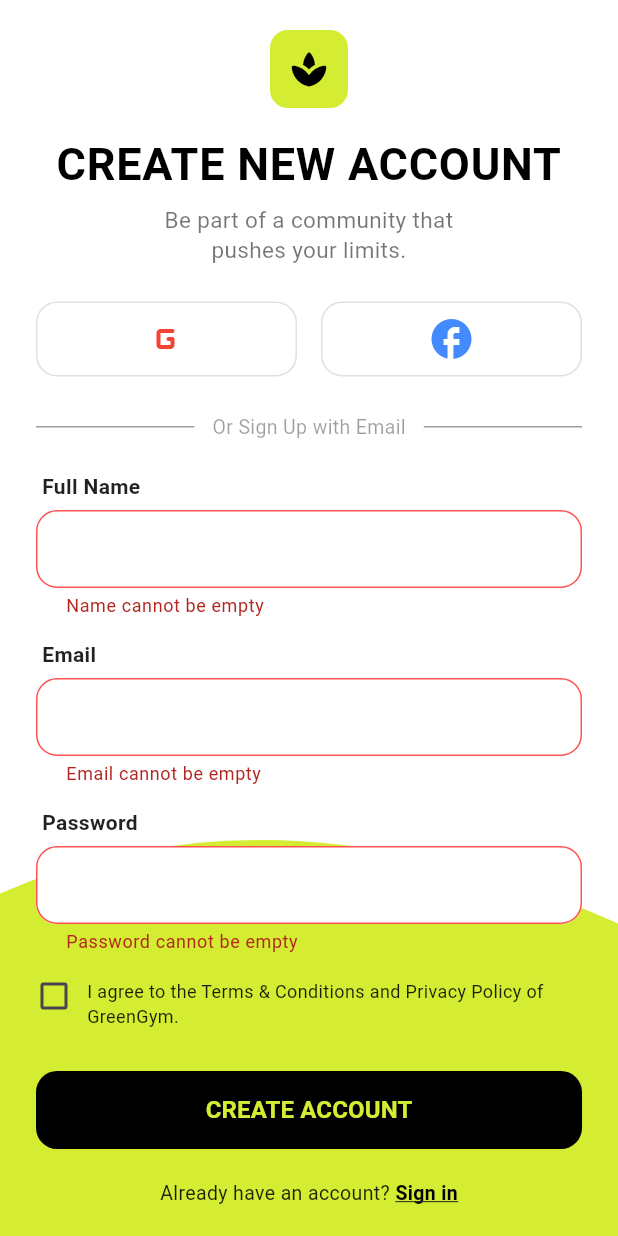
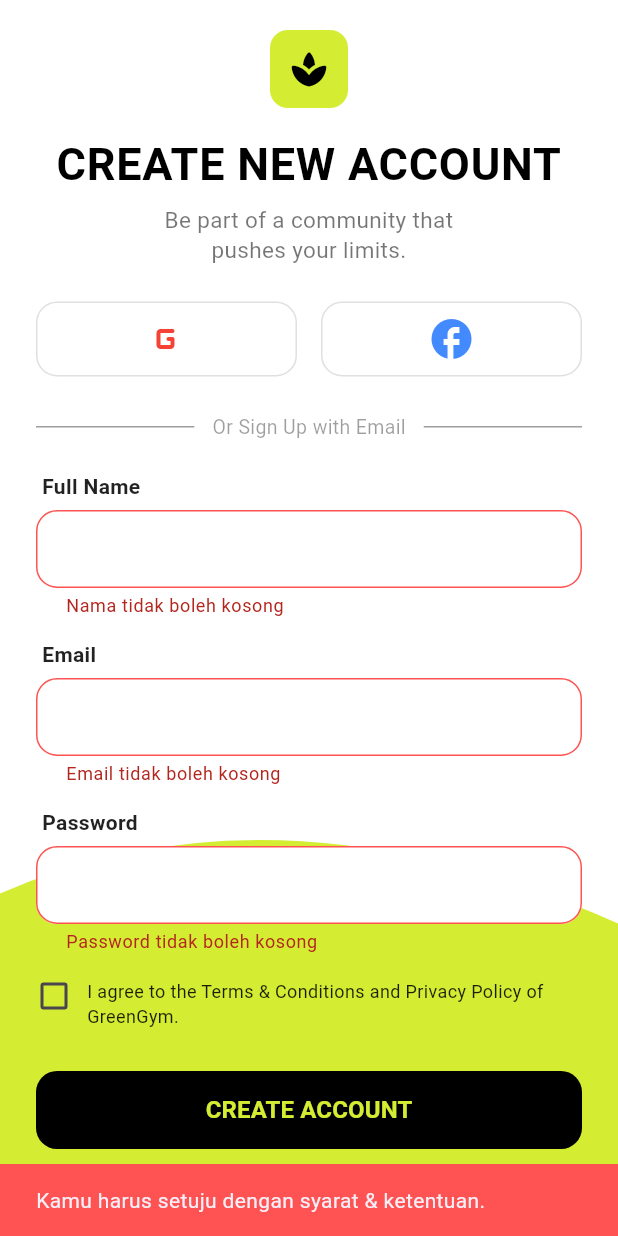
Before and after one commit to FGPF0307/App, a Flutter app: the SignUpPage screen opened directly, after a tap on "CREATE ACCOUNT", on a phone screen of 412 x 824 dp. Run offline on Flutter 3.47's test engine with Material 3 defaults, Android fonts, the phone set to English and light mode, and no system bars; our stand-ins replace device_preview, flutter_map, latlong2, supabase_flutter; accounts and stored records are empty; network calls fail; Roboto replaces fonts that are missing (Impact).

Commit message:
Update signuppage.dart

```diff
--- a/lib/Pages/SignUpandSigninPage/signuppage.dart
+++ b/lib/Pages/SignUpandSigninPage/signuppage.dart
@@ -1,6 +1,9 @@
 import 'dart:ui';
 import 'package:flutter/material.dart';
-import '../LandingPages/LandingPage3.dart';
+import 'package:supabase_flutter/supabase_flutter.dart';
+import 'package:greengymapp/Pages/MapPages/MainMapPage.dart';
+
+final _supabase = Supabase.instance.client;
 
 class SignInPage extends StatefulWidget {
   const SignInPage({super.key});
@@ -13,12 +16,59 @@ class _SignInPageState extends State<SignInPage> {
   final _formKey = GlobalKey<FormState>();
   final _emailController = TextEditingController();
   final _passwordController = TextEditingController();
+  bool _isLoading = false;
 
   @override
   void dispose() {
     _emailController.dispose();
     _passwordController.dispose();
     super.dispose();
+  }
+
+  Future<void> _signIn() async {
+    if (!_formKey.currentState!.validate()) return;
+
+    setState(() => _isLoading = true);
+    try {
+      await _supabase.auth.signInWithPassword(
+        email: _emailController.text.trim(),
+        password: _passwordController.text.trim(),
+      );
+      if (mounted) {
+        Navigator.pushAndRemoveUntil(
+          context,
+          MaterialPageRoute(builder: (context) => const MainMapScreen()),
+          (route) => false,
+        );
+      }
+    } on AuthException catch (e) {
+      if (mounted) {
+        ScaffoldMessenger.of(context).showSnackBar(
+          SnackBar(
+            content: Text(e.message),
+            backgroundColor: Colors.redAccent,
+          ),
+        );
+      }
+    } catch (e) {
+      if (mounted) {
+        ScaffoldMessenger.of(context).showSnackBar(
+          const SnackBar(
+            content: Text('Terjadi kesalahan. Coba lagi.'),
+            backgroundColor: Colors.redAccent,
+          ),
+        );
+      }
+    } finally {
+      if (mounted) setState(() => _isLoading = false);
+    }
+  }
+
+  void _goToSignUp() {
+    Navigator.pushReplacement(
+      context,
+      MaterialPageRoute(builder: (context) => const SignUpPage()),
+    );
   }
 
   @override
@@ -64,13 +114,12 @@ class _SignInPageState extends State<SignInPage> {
                           mainAxisSize: MainAxisSize.min,
                           crossAxisAlignment: CrossAxisAlignment.stretch,
                           children: [
+                            // Logo
                             Center(
                               child: Container(
                                 padding: const EdgeInsets.all(12),
                                 decoration: BoxDecoration(
-                                  color: const Color(
-                                    0xFFD4EC32,
-                                  ),
+                                  color: const Color(0xFFD4EC32),
                                   borderRadius: BorderRadius.circular(12),
                                 ),
                                 child: const Icon(
@@ -88,7 +137,6 @@ class _SignInPageState extends State<SignInPage> {
                               style: TextStyle(
                                 fontFamily: 'BebasNeue',
                                 fontSize: 28,
-
                                 color: Colors.white,
                                 letterSpacing: 1.0,
                               ),
@@ -98,7 +146,7 @@ class _SignInPageState extends State<SignInPage> {
                               "Log in to continue your urban fitness community.",
                               textAlign: TextAlign.center,
                               style: TextStyle(
-                                fontFamily : 'BebasNeue',
+                                fontFamily: 'BebasNeue',
                                 color: Colors.white.withOpacity(0.7),
                                 fontSize: 13,
                               ),
@@ -109,7 +157,7 @@ class _SignInPageState extends State<SignInPage> {
                             _buildInputField(
                               controller: _emailController,
                               validator: (val) => val == null || val.isEmpty
-                                  ? "Email cannot be empty"
+                                  ? "Email tidak boleh kosong"
                                   : null,
                             ),
                             const SizedBox(height: 16),
@@ -119,7 +167,7 @@ class _SignInPageState extends State<SignInPage> {
                               controller: _passwordController,
                               isPassword: true,
                               validator: (val) => val == null || val.isEmpty
-                                  ? "Password cannot be empty"
+                                  ? "Password tidak boleh kosong"
                                   : null,
                             ),
                             const SizedBox(height: 24),
@@ -135,11 +183,17 @@ class _SignInPageState extends State<SignInPage> {
                                   ),
                                   elevation: 0,
                                 ),
-                                onPressed: () {
-                                  if (_formKey.currentState!.validate()) {
-                                  }
-                                },
-                                child: const Text(
+                                onPressed: _isLoading ? null : _signIn,
+                                child: _isLoading
+                                    ? const SizedBox(
+                                        height: 20,
+                                        width: 20,
+                                        child: CircularProgressIndicator(
+                                          strokeWidth: 2,
+                                          color: Colors.black,
+                                        ),
+                                      )
+                                    : const Text(
                                         "SIGN IN",
                                         style: TextStyle(
                                           fontSize: 16,
@@ -156,6 +210,7 @@ class _SignInPageState extends State<SignInPage> {
                             _buildSocialButtonsRow(),
                             const SizedBox(height: 24),
 
+                            // Footer → ke Sign Up
                             Row(
                               mainAxisAlignment: MainAxisAlignment.center,
                               children: [
@@ -167,8 +222,7 @@ class _SignInPageState extends State<SignInPage> {
                                   ),
                                 ),
                                 GestureDetector(
-                                  onTap: () {
-                                  },
+                                  onTap: _goToSignUp,
                                   child: const Text(
                                     "Register Now",
                                     style: TextStyle(
@@ -208,6 +262,7 @@ class _SignUpPageState extends State<SignUpPage> {
   final _emailController = TextEditingController();
   final _passwordController = TextEditingController();
   bool _isChecked = false;
+  bool _isLoading = false;
 
   @override
   void dispose() {
@@ -215,6 +270,68 @@ class _SignUpPageState extends State<SignUpPage> {
     _emailController.dispose();
     _passwordController.dispose();
     super.dispose();
+  }
+
+  Future<void> _signUp() async {
+    if (!_formKey.currentState!.validate() || !_isChecked) {
+      if (!_isChecked) {
+        ScaffoldMessenger.of(context).showSnackBar(
+          const SnackBar(
+            content: Text('Kamu harus setuju dengan syarat & ketentuan.'),
+            backgroundColor: Colors.redAccent,
+          ),
+        );
+      }
+      return;
+    }
+
+    setState(() => _isLoading = true);
+    try {
+      await _supabase.auth.signUp(
+        email: _emailController.text.trim(),
+        password: _passwordController.text.trim(),
+        data: {'full_name': _nameController.text.trim()},
+      );
+      if (mounted) {
+        ScaffoldMessenger.of(context).showSnackBar(
+          const SnackBar(
+            content: Text('Akun berhasil dibuat! Silakan sign in.'),
+            backgroundColor: Colors.green,
+          ),
+        );
+        Navigator.pushReplacement(
+          context,
+          MaterialPageRoute(builder: (context) => const SignInPage()),
+        );
+      }
+    } on AuthException catch (e) {
+      if (mounted) {
+        ScaffoldMessenger.of(context).showSnackBar(
+          SnackBar(
+            content: Text(e.message),
+            backgroundColor: Colors.redAccent,
+          ),
+        );
+      }
+    } catch (e) {
+      if (mounted) {
+        ScaffoldMessenger.of(context).showSnackBar(
+          const SnackBar(
+            content: Text('Terjadi kesalahan. Coba lagi.'),
+            backgroundColor: Colors.redAccent,
+          ),
+        );
+      }
+    } finally {
+      if (mounted) setState(() => _isLoading = false);
+    }
+  }
+
+  void _goToSignIn() {
+    Navigator.pushReplacement(
+      context,
+      MaterialPageRoute(builder: (context) => const SignInPage()),
+    );
   }
 
   @override
@@ -289,10 +406,7 @@ class _SignUpPageState extends State<SignUpPage> {
                       _buildSocialButtonsRow(),
                       const SizedBox(height: 24),
 
-                      _buildDivider(
-                        "Or Sign Up with Email",
-                        isDarkTheme: false,
-                      ),
+                      _buildDivider("Or Sign Up with Email", isDarkTheme: false),
                       const SizedBox(height: 20),
 
                       _buildFieldLabel("Full Name", isDarkTheme: false),
@@ -300,7 +414,7 @@ class _SignUpPageState extends State<SignUpPage> {
                         controller: _nameController,
                         isDarkTheme: false,
                         validator: (val) => val == null || val.isEmpty
-                            ? "Name cannot be empty"
+                            ? "Nama tidak boleh kosong"
                             : null,
                       ),
                       const SizedBox(height: 14),
@@ -310,7 +424,7 @@ class _SignUpPageState extends State<SignUpPage> {
                         controller: _emailController,
                         isDarkTheme: false,
                         validator: (val) => val == null || val.isEmpty
-                            ? "Email cannot be empty"
+                            ? "Email tidak boleh kosong"
                             : null,
                       ),
                       const SizedBox(height: 14),
@@ -320,9 +434,15 @@ class _SignUpPageState extends State<SignUpPage> {
                         controller: _passwordController,
                         isPassword: true,
                         isDarkTheme: false,
-                        validator: (val) => val == null || val.isEmpty
-                            ? "Password cannot be empty"
-                            : null,
+                        validator: (val) {
+                          if (val == null || val.isEmpty) {
+                            return "Password tidak boleh kosong";
+                          }
+                          if (val.length < 6) {
+                            return "Password minimal 6 karakter";
+                          }
+                          return null;
+                        },
                       ),
                       const SizedBox(height: 16),
 
@@ -367,12 +487,17 @@ class _SignUpPageState extends State<SignUpPage> {
                             ),
                             elevation: 0,
                           ),
-                          onPressed: () {
-                            if (_formKey.currentState!.validate() &&
-                                _isChecked) {
-                            }
-                          },
-                          child: const Text(
+                          onPressed: _isLoading ? null : _signUp,
+                          child: _isLoading
+                              ? const SizedBox(
+                                  height: 20,
+                                  width: 20,
+                                  child: CircularProgressIndicator(
+                                    strokeWidth: 2,
+                                    color: Color(0xFFD4EC32),
+                                  ),
+                                )
+                              : const Text(
                                   "CREATE ACCOUNT",
                                   style: TextStyle(
                                     fontSize: 16,
@@ -395,8 +520,7 @@ class _SignUpPageState extends State<SignUpPage> {
                             ),
                           ),
                           GestureDetector(
-                            onTap: () {
-                            },
+                            onTap: _goToSignIn,
                             child: const Text(
                               "Sign in",
                               style: TextStyle(
@@ -420,6 +544,7 @@ class _SignUpPageState extends State<SignUpPage> {
     );
   }
 }
+
 
 Widget _buildFieldLabel(String label, {bool isDarkTheme = true}) {
   return Padding(
```
Lines whose indentation alone changed are shown as unchanged.
